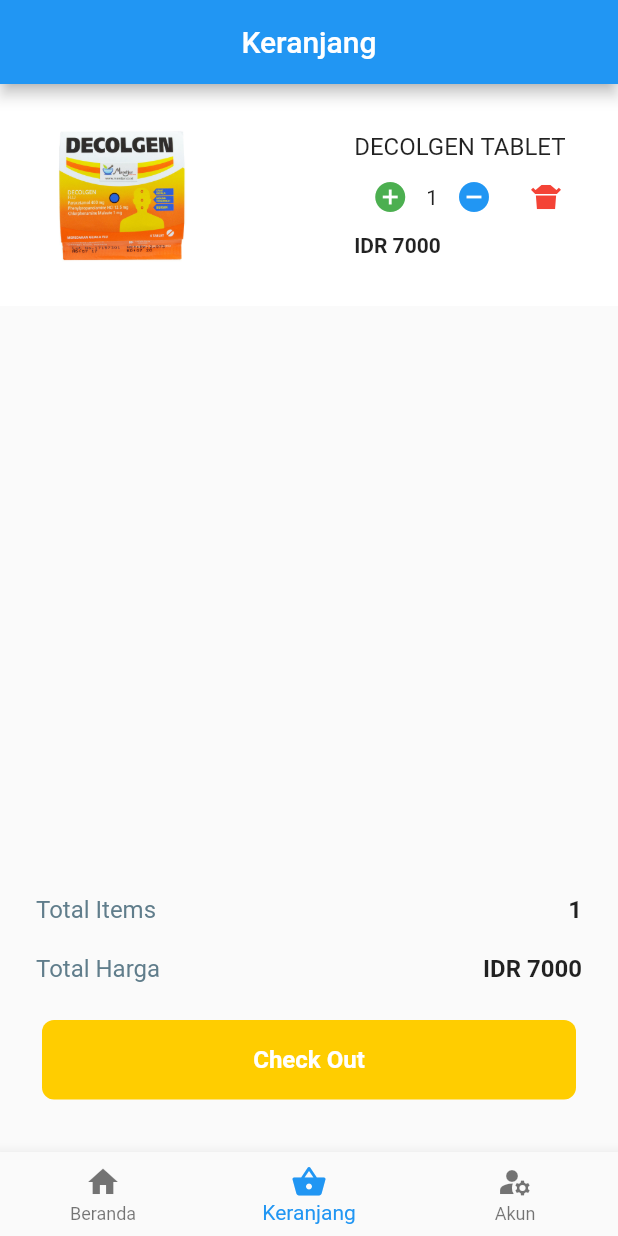
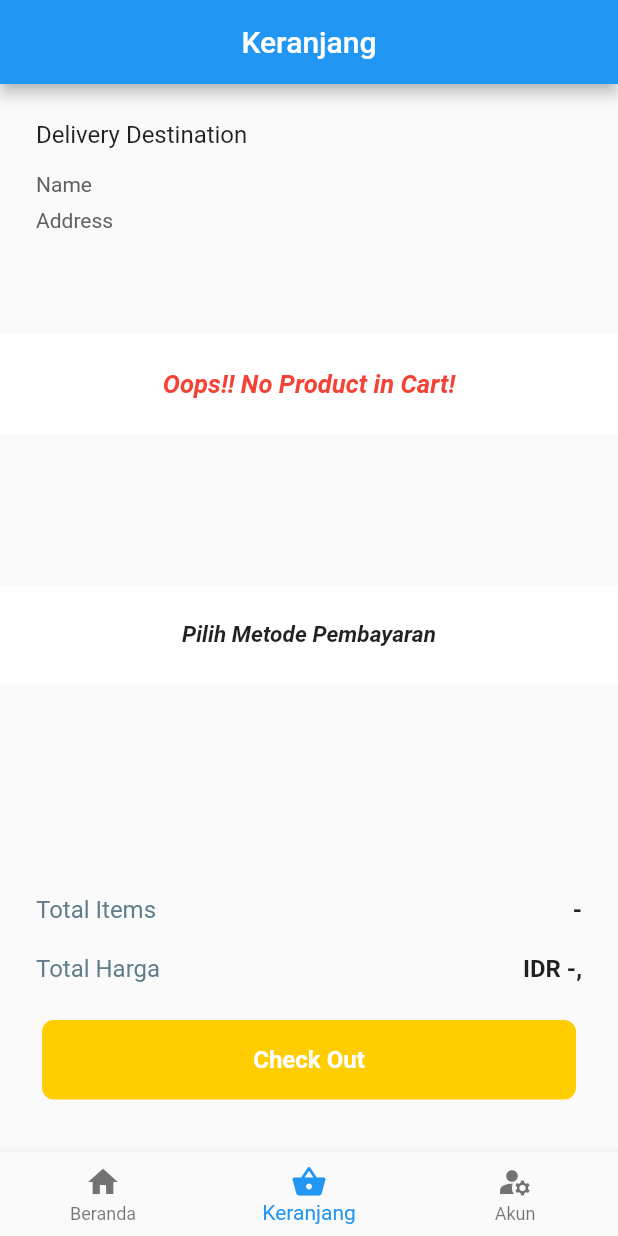
Before and after one commit to Bekicot123/Apobat, a Flutter app: the screen it shows once a user with an empty profile is signed in, item 2 of the bottom bar chosen, on a phone screen of 412 x 824 dp. Run offline on Flutter 3.47's test engine with Material 2 defaults, Android fonts, the phone set to English and light mode, and no system bars; our stand-ins replace cloud_firestore, firebase_auth, firebase_core; accounts and stored records are empty.

Commit message:
Update Cart & Help PAge

```diff
--- a/lib/Page/Cart_Page.dart
+++ b/lib/Page/Cart_Page.dart
@@ -2,6 +2,8 @@
 import 'package:flutter/material.dart';
 import 'package:apobat/Page/Akun_Page.dart';
 import 'package:apobat/Page/Landing_Page.dart';
+import 'package:cloud_firestore/cloud_firestore.dart';
+import 'package:firebase_auth/firebase_auth.dart';
 
 class CartPage extends StatefulWidget{
   CartPage ({super.key});
@@ -10,6 +12,9 @@
   State<CartPage> createState() => _CartPageState();
 }
 class _CartPageState extends State<CartPage>{
+
+  final currentUser = FirebaseAuth.instance.currentUser!;
+  final usersCollection = FirebaseFirestore.instance.collection("Users");
 
   @override
   Widget build(BuildContext context){
@@ -39,7 +44,7 @@
                   style: TextStyle(fontSize: 16,fontStyle: FontStyle.normal,color: Colors.blueGrey),
                 ),
                 Text(
-                  '1',
+                  '-',
                   style: TextStyle(fontSize: 16,fontStyle: FontStyle.normal, fontWeight: FontWeight.bold),
                 ),
               ],
@@ -55,7 +60,7 @@
                   style: TextStyle(fontSize: 16,fontStyle: FontStyle.normal,color: Colors.blueGrey),
                 ),
                 Text(
-                  'IDR 7000',
+                  'IDR -,',
                   style: TextStyle(fontSize: 16,fontStyle: FontStyle.normal,fontWeight: FontWeight.bold),
                 ),
               ],
@@ -67,71 +72,92 @@
           ],
         ),
       ),
-      body: SafeArea(
-        child: ListView(
+      body: StreamBuilder<DocumentSnapshot>(
+        stream: FirebaseFirestore.instance.collection("Users").doc(currentUser.email).snapshots(),
+        builder: (context, snapshot){
+          if (snapshot.hasData){
+            final userData = snapshot.data!.data() as Map<String, dynamic>;
+
+            return ListView(
               children: [
+                Container(
+                  padding: EdgeInsets.all(24),
+                  height: 166,
+                  child: Column(
+                    crossAxisAlignment: CrossAxisAlignment.start,
+                    children: [
+                      Text(
+                        "Delivery Destination",
+                        style: TextStyle(fontSize: 16),
+                      ),
+                      SizedBox(height: 16,),
+                      Row(
+                        mainAxisAlignment: MainAxisAlignment.spaceBetween,
+                        children: [
+                          Text(
+                            "Name",
+                            style: TextStyle(fontSize: 14,color: Colors.grey[700]),
+                          ),
+                          Text(
+                            userData['fullname'],
+                            style: TextStyle(fontSize: 14),
+                          ),
+                        ],
+                      ),
+                      SizedBox(height: 8,),
+                      Row(
+                        mainAxisAlignment: MainAxisAlignment.spaceBetween,
+                        children: [
+                          Text(
+                            "Address",
+                            style: TextStyle(fontSize: 14,color: Colors.grey[700]),
+                          ),
+                          Text(
+                            userData['address'],
+                            style: TextStyle(fontSize: 14),
+                          ),
+                        ],
+                      ),
+                    ],
+                  ),
+                ),
                 Container(
                   padding: EdgeInsets.all(24),
                   color: Colors.white,
                   child: Column(
                     children: [
-                  Row(
-                    mainAxisAlignment: MainAxisAlignment.spaceBetween,
-                   children: [
-                     Image.asset(
-                       'lib/Image/obatflu.png',
-                       width: 115,
-                       height: 100,
-                     ),
-                     Column(
-                       crossAxisAlignment: CrossAxisAlignment.start,
-                       children: [
-                       Text('DECOLGEN TABLET',
-                         style: TextStyle(
-                           fontSize: 16,
-                         ),
-                       ),
-                       Row(
-                         children: [
-                           IconButton(
-                               onPressed: (){},
-                               icon: Icon(
-                                 Icons.add_circle,
-                                 color: Colors.green,
-                               ),
-                           ),
                       Text(
-                               '1'
-                           ),
-                           IconButton(
-                             onPressed: (){},
-                             icon: Icon(
-                               Icons.remove_circle,
-                               color: Colors.blue,
-                             ),
-                           ),
-                           IconButton(
-                             onPressed: (){},
-                             icon: Icon(
-                               Icons.takeout_dining,
-                               color: Colors.red,
-                             ),
+                        'Oops!! No Product in Cart!',
+                        style: TextStyle(fontSize: 17,fontStyle: FontStyle.italic, fontWeight: FontWeight.bold, color: Colors.red),
                       ),
                     ],
                   ),
+                ),
+                SizedBox(height: 100,),
+                Container(
+                  padding: EdgeInsets.all(24),
+                  color: Colors.white,
+                  child: Column(
+                    children: [
                       Text(
-                         'IDR 7000',
-                         style: TextStyle( fontWeight: FontWeight.bold),
+                        'Pilih Metode Pembayaran',
+                        style: TextStyle(fontSize: 15,fontStyle: FontStyle.italic, fontWeight: FontWeight.bold,),
                       ),
-                      ],
-                     ),
-                   ],
-                  )
                     ],
                   ),
                 ),
               ],
-        ),
+            );
+          } else if (snapshot.hasError) {
+            return Center(
+              child: Text('Error' + snapshot.error.toString()),
+            );
+          }
+
+          return const Center(
+            child: CircularProgressIndicator(),
+          );
+        },
       ),
     );
   }
--- a/lib/Page/Help.dart
+++ b/lib/Page/Help.dart
@@ -43,7 +43,7 @@
                 ),
                 SizedBox(height: 15,),
                 Text(
-                  "1. Pertama, Silahkan Anda Login/Register terlebih dahulu.\n2. Setelah itu, Anda akan masuk pada Home page.\n3. Pada Home page Anda dapat mencari obat dengan fitur search bar atau pada menu kategori layanan apotik.\n4. Setelah Anda menemukan obat yang dicari, silahkan klik lalu akan muncul detail obat serta tombol tambah keranjang.\n5. Tekan tombol tambah keranjang lalu obat yang Anda pilih akan masuk pada halaman keranjang.\n6. Pada halaman keranjang akan muncul detail dari harga obat, jumlah item yang dibeli serta tombol check out.\n7. Setelah itu, tekan tombol check out lalu Anda akan masuk pada halaman pembayaran untuk melakukan pembelian.\n8. Pada halaman pembayaran Anda dapat memilih metode pembayaran\n9. Setelah itu, silahkan Anda menekan tombol bayar untuk melakukan pembelian.\n10. Selamat pembelian obat Anda berhasil dan obat sedang dalam proses pengiriman.",
+                  "1. Pertama, Silahkan Anda Login/Register terlebih dahulu.\n2. Setelah itu, Anda akan masuk pada Home page.\n3. Pada Home page Anda dapat mencari obat dengan fitur search bar atau pada menu kategori layanan apotik.\n4. Setelah Anda menemukan obat yang dicari, silahkan klik lalu akan muncul detail obat serta tombol tambah keranjang.\n5. Tekan tombol tambah keranjang lalu obat yang Anda pilih akan masuk pada halaman keranjang.\n6. Pada halaman keranjang akan muncul delivery destination dimana ada nama serta alamat Anda, detail dari harga obat, jumlah item yang dibeli,kolom pilih metode pembayaran serta tombol check out untuk melakukan pembelian.\n7. Setelah itu, tekan tombol check out untuk melakukan pembelian\n8. Selamat pembelian obat Anda berhasil dan obat sedang dalam proses pengiriman.",
                   style: TextStyle(fontSize: 12),
                   textAlign: TextAlign.justify,
                 ),
```
Lines whose indentation alone changed are shown as unchanged.
